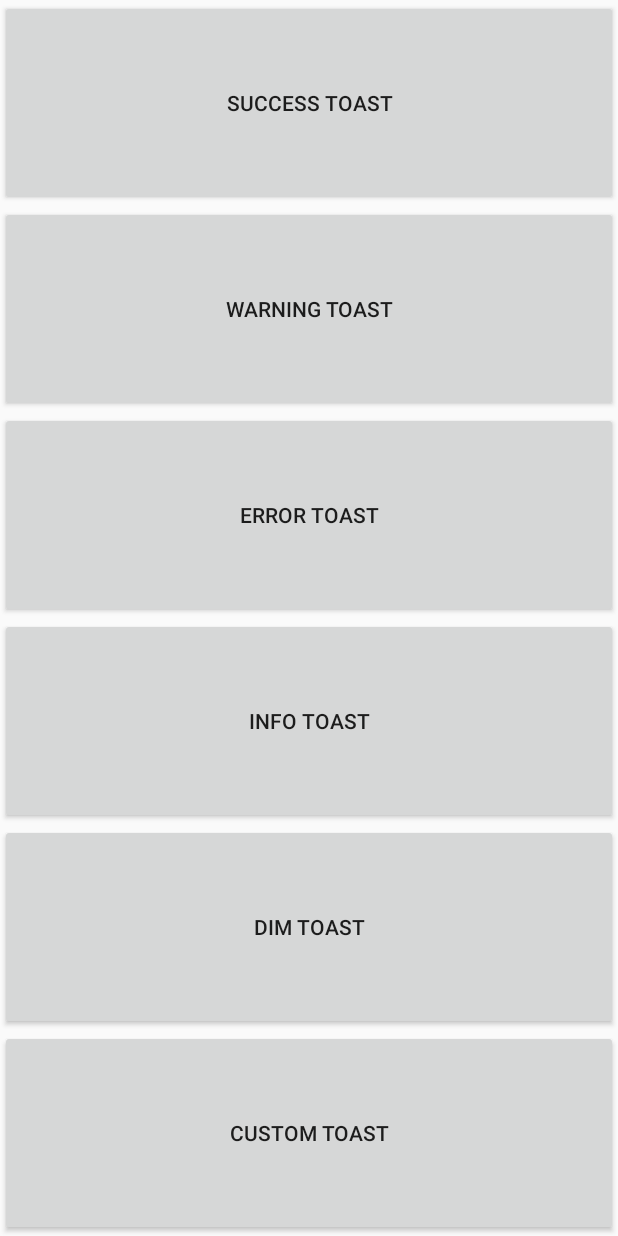
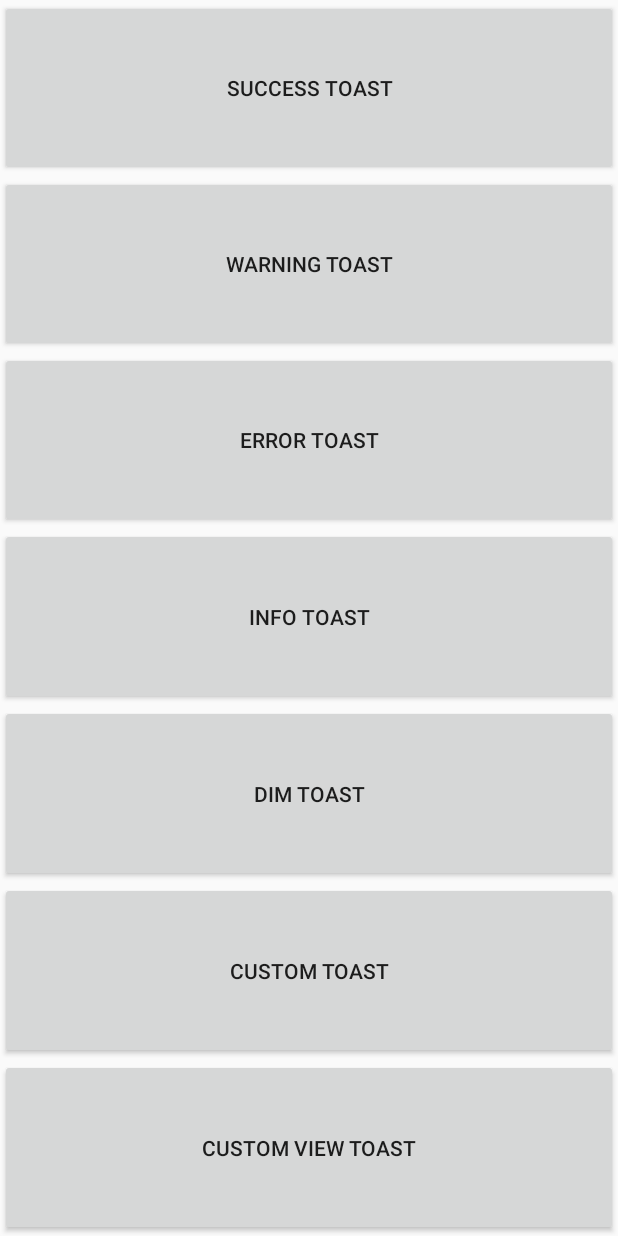
Before and after one commit to CROSP/pretty-toast, an Android app: the screen it shows after launch (MainActivity), on a phone screen of 412 x 824 dp. Run offline under Robolectric (Android 15) with nearby library versions, the phone set to English and light mode, and no system bars; libraries missing offline, so code that uses them is left out: com.joanzapata.iconify; 2 statements that could not run were skipped.

Commit message:
Added some more examples

```diff
--- a/app/src/main/java/ua/com/crosp/solutions/prettytoast/MainActivity.java
+++ b/app/src/main/java/ua/com/crosp/solutions/prettytoast/MainActivity.java
@@ -3,6 +3,7 @@ package ua.com.crosp.solutions.prettytoast;
 import android.app.Activity;
 import android.os.Bundle;
 import android.view.Gravity;
+import android.view.LayoutInflater;
 import android.view.View;
 import android.widget.Button;
 import android.widget.Toast;
@@ -24,6 +25,7 @@ public class MainActivity extends Activity {
     private Button mButtonToastDim;
     private Button mButtonToastCustom;
     private Button mButtonToastError;
+    private Button mButtonToastCutomView;
 
     @Override
     protected void onCreate(Bundle savedInstanceState) {
@@ -84,6 +86,15 @@ public class MainActivity extends Activity {
                         .show();
             }
         });
-
+        mButtonToastCutomView = (Button) findViewById(R.id.button_custom_view_toast);
+        mButtonToastCutomView.setOnClickListener(new View.OnClickListener() {
+            @Override
+            public void onClick(View v) {
+                new PrettyToast.Builder(getApplicationContext())
+                        .withCustomView(LayoutInflater.from(MainActivity.this).inflate(R.layout.toast_custom, null, false))
+                        .build()
+                        .show();
+            }
+        });
     }
 }
--- a/app/src/main/res/layout/activity_main.xml
+++ b/app/src/main/res/layout/activity_main.xml
@@ -24,6 +24,7 @@
         android:layout_height="0dp"
         android:layout_weight="1"
         android:text="Error Toast"/>
+
     <Button
         android:id="@+id/button_info_toast"
         android:layout_width="match_parent"
@@ -44,4 +45,11 @@
         android:layout_height="0dp"
         android:layout_weight="1"
         android:text="Custom Toast"/>
+
+    <Button
+        android:id="@+id/button_custom_view_toast"
+        android:layout_width="match_parent"
+        android:layout_height="0dp"
+        android:layout_weight="1"
+        android:text="Custom View Toast"/>
 </LinearLayout>
--- a/pretty-toast/src/main/java/ua/com/crosp/solutions/library/prettytoast/PrettyToast.java
+++ b/pretty-toast/src/main/java/ua/com/crosp/solutions/library/prettytoast/PrettyToast.java
@@ -255,7 +255,6 @@ public class PrettyToast extends Toast {
      * Builder class for creating different types of toasts
      */
     public static class Builder {
-        ;
         private String mMessage;
         private String mLeftIcon;
         private String mRightIcon;
@@ -352,6 +351,7 @@ public class PrettyToast extends Toast {
             if (mCustomView != null) {
                 toast.mIsCreatedFromCustomResource = true;
                 toast.setView(mCustomView);
+                toast.setDuration(mShowDuration >= 0 ? mShowDuration : DEFAULT_TOAST_DURATION);
                 return toast;
             }
             // When layout resource provided it should contain
```
Also changed, not shown: pretty-toast/src/main/res/layout/toast_custom.xml (added, +12 -0 lines), pretty-toast/src/main/res/drawable-hdpi/cancel.png (deleted), pretty-toast/src/main/res/drawable-hdpi/info.png (deleted), pretty-toast/src/main/res/drawable-mdpi/cancel.png (deleted), pretty-toast/src/main/res/drawable-mdpi/info.png (deleted), pretty-toast/src/main/res/drawable-xhdpi/cancel.png (deleted), pretty-toast/src/main/res/drawable-xhdpi/info.png (deleted), pretty-toast/src/main/res/drawable-xxhdpi/cancel.png (deleted), pretty-toast/src/main/res/drawable-xxhdpi/info.png (deleted), pretty-toast/src/main/res/drawable-xxxhdpi/cancel.png (deleted), pretty-toast/src/main/res/drawable-xxxhdpi/info.png (deleted), pretty-toast/src/main/res/drawable/ukraine_flag.png (added).
